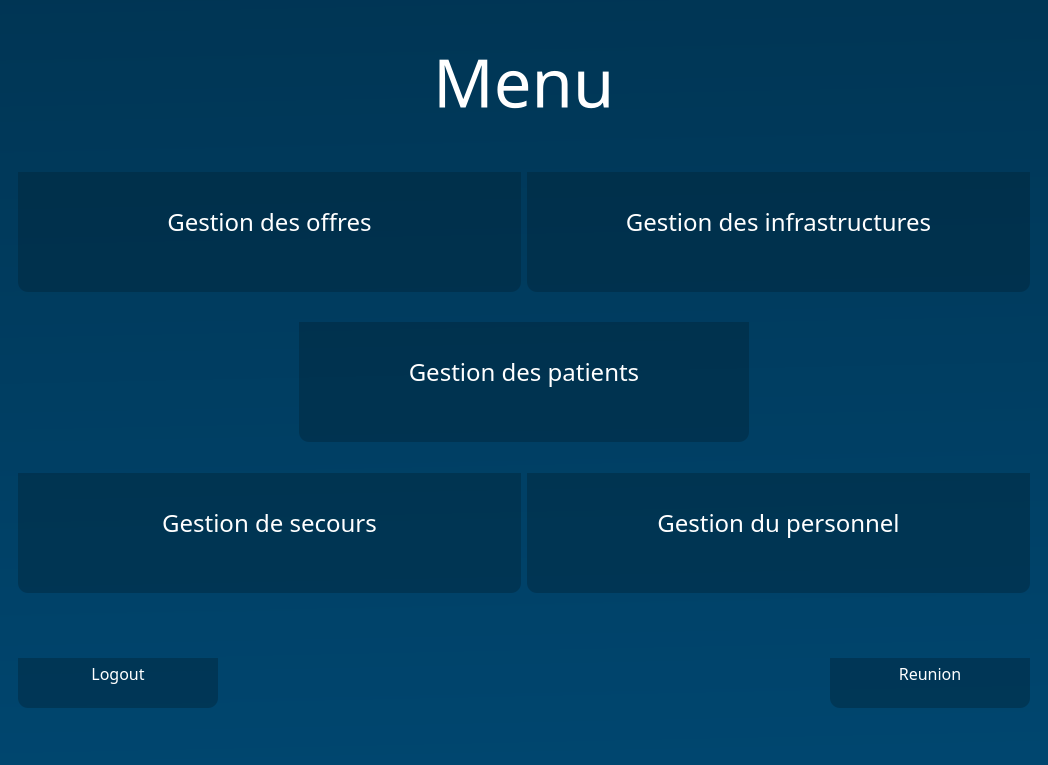
Old version of the form menu.ui in the repository MedAliBZ/Hoptimal.
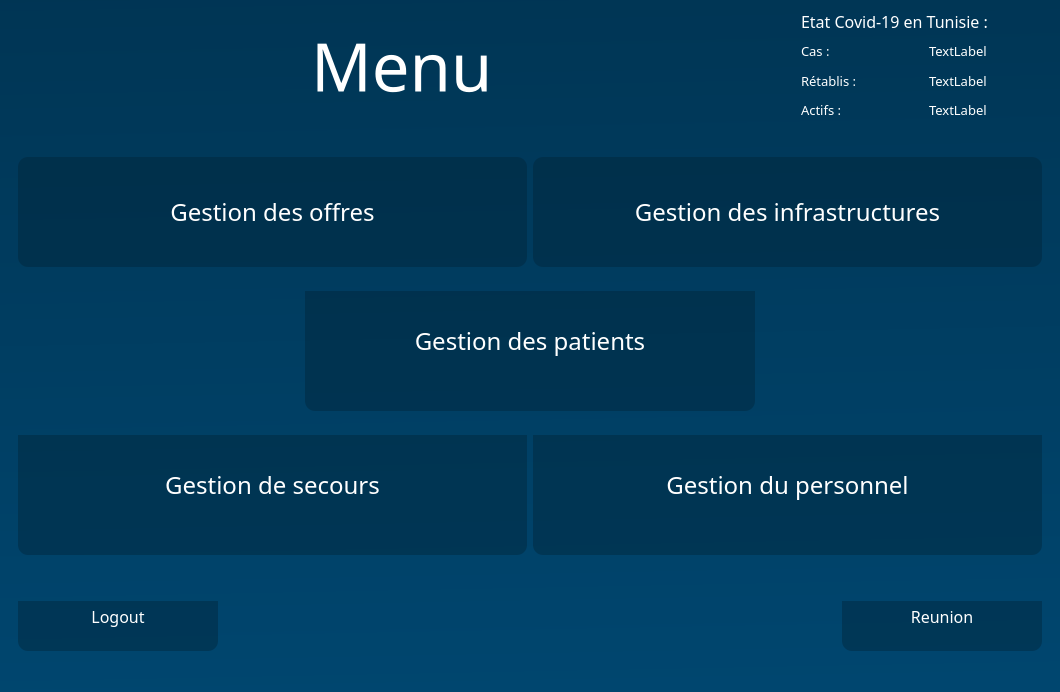
New version of the form. The open tabs and pages were chosen to show the change. Icons and pictures are not drawn.

Commit message: added covid tracker

Patch:
```diff
--- a/menu.ui
+++ b/menu.ui
@@ -6,13 +6,14 @@
    <rect>
     <x>0</x>
     <y>0</y>
-    <width>1048</width>
-    <height>765</height>
+    <width>1060</width>
+    <height>692</height>
    </rect>
   </property>
   <property name="font">
    <font>
     <family>Quicksand SemiBold</family>
+    <pointsize>10</pointsize>
     <weight>50</weight>
     <bold>false</bold>
    </font>
@@ -185,7 +186,7 @@
          <height>16777215</height>
         </size>
        </property>
-       <layout class="QVBoxLayout" name="verticalLayout_24">
+       <layout class="QHBoxLayout" name="horizontalLayout_93">
         <item>
          <layout class="QVBoxLayout" name="verticalLayout">
           <item alignment="Qt::AlignHCenter">
@@ -817,10 +818,23 @@
        </layout>
       </widget>
       <widget class="QWidget" name="MenuG">
-       <layout class="QHBoxLayout" name="horizontalLayout_33">
+       <layout class="QVBoxLayout" name="verticalLayout_24">
         <item>
-         <layout class="QVBoxLayout" name="verticalLayout_21">
-          <item alignment="Qt::AlignHCenter">
+         <layout class="QHBoxLayout" name="horizontalLayout_96">
+          <item>
+           <spacer name="horizontalSpacer_70">
+            <property name="orientation">
+             <enum>Qt::Horizontal</enum>
+            </property>
+            <property name="sizeHint" stdset="0">
+             <size>
+              <width>40</width>
+              <height>20</height>
+             </size>
+            </property>
+           </spacer>
+          </item>
+          <item alignment="Qt::AlignLeft">
            <widget class="QLabel" name="label_3">
             <property name="font">
              <font>
@@ -828,13 +842,156 @@
               <pointsize>50</pointsize>
              </font>
             </property>
+            <property name="styleSheet">
+             <string notr="true"/>
+            </property>
             <property name="text">
              <string>Menu</string>
             </property>
            </widget>
+          </item>
+          <item>
+           <spacer name="horizontalSpacer_69">
+            <property name="orientation">
+             <enum>Qt::Horizontal</enum>
+            </property>
+            <property name="sizeHint" stdset="0">
+             <size>
+              <width>40</width>
+              <height>20</height>
+             </size>
+            </property>
+           </spacer>
+          </item>
+          <item>
+           <layout class="QVBoxLayout" name="verticalLayout_21">
+            <item>
+             <widget class="QLabel" name="label_65">
+              <property name="minimumSize">
+               <size>
+                <width>250</width>
+                <height>0</height>
+               </size>
+              </property>
+              <property name="font">
+               <font>
+                <family>Quicksand SemiBold</family>
+                <pointsize>12</pointsize>
+               </font>
+              </property>
+              <property name="text">
+               <string>Etat Covid-19 en Tunisie :</string>
+              </property>
+             </widget>
+            </item>
+            <item>
+             <layout class="QHBoxLayout" name="horizontalLayout_33">
+              <item>
+               <widget class="QLabel" name="label_66">
+                <property name="font">
+                 <font>
+                  <family>Quicksand SemiBold</family>
+                  <pointsize>10</pointsize>
+                 </font>
+                </property>
+                <property name="text">
+                 <string>Cas : </string>
+                </property>
+               </widget>
+              </item>
+              <item>
+               <widget class="QLabel" name="cas_covid">
+                <property name="font">
+                 <font>
+                  <family>Quicksand SemiBold</family>
+                  <pointsize>10</pointsize>
+                 </font>
+                </property>
+                <property name="cursor">
+                 <cursorShape>IBeamCursor</cursorShape>
+                </property>
+                <property name="text">
+                 <string>TextLabel</string>
+                </property>
+               </widget>
+              </item>
+             </layout>
+            </item>
+            <item>
+             <layout class="QHBoxLayout" name="horizontalLayout_95">
+              <item>
+               <widget class="QLabel" name="label_68">
+                <property name="font">
+                 <font>
+                  <family>Quicksand SemiBold</family>
+                  <pointsize>10</pointsize>
+                 </font>
+                </property>
+                <property name="text">
+                 <string>Rétablis : </string>
+                </property>
+               </widget>
+              </item>
+              <item>
+               <widget class="QLabel" name="recovered_covid">
+                <property name="font">
+                 <font>
+                  <family>Quicksand SemiBold</family>
+                  <pointsize>10</pointsize>
+                 </font>
+                </property>
+                <property name="cursor">
+                 <cursorShape>IBeamCursor</cursorShape>
+                </property>
+                <property name="text">
+                 <string>TextLabel</string>
+                </property>
+               </widget>
+              </item>
+             </layout>
+            </item>
+            <item>
+             <layout class="QHBoxLayout" name="horizontalLayout_94">
+              <item>
+               <widget class="QLabel" name="label_70">
+                <property name="font">
+                 <font>
+                  <family>Quicksand SemiBold</family>
+                  <pointsize>10</pointsize>
+                 </font>
+                </property>
+                <property name="text">
+                 <string>Actifs : </string>
+                </property>
+               </widget>
+              </item>
+              <item>
+               <widget class="QLabel" name="Active_covid">
+                <property name="font">
+                 <font>
+                  <family>Quicksand SemiBold</family>
+                  <pointsize>10</pointsize>
+                 </font>
+                </property>
+                <property name="cursor">
+                 <cursorShape>IBeamCursor</cursorShape>
+                </property>
+                <property name="text">
+                 <string>TextLabel</string>
+                </property>
+               </widget>
+              </item>
+             </layout>
+            </item>
+           </layout>
+          </item>
+         </layout>
           </item>
           <item>
            <widget class="QFrame" name="line1_2">
+          <property name="styleSheet">
+           <string notr="true">margin-top:10px;</string>
+          </property>
             <layout class="QHBoxLayout" name="horizontalLayout_29">
              <item>
               <widget class="QPushButton" name="gestionOffresMG_2">
@@ -1051,8 +1208,6 @@
            </widget>
           </item>
          </layout>
-        </item>
-       </layout>
       </widget>
       <widget class="QWidget" name="menuPatient">
        <property name="sizePolicy">
```
Left out of the diff: 124 changed lines with no effect on the pictures. Lines whose indentation alone changed are shown as unchanged. The commit also changes 7 other files.
